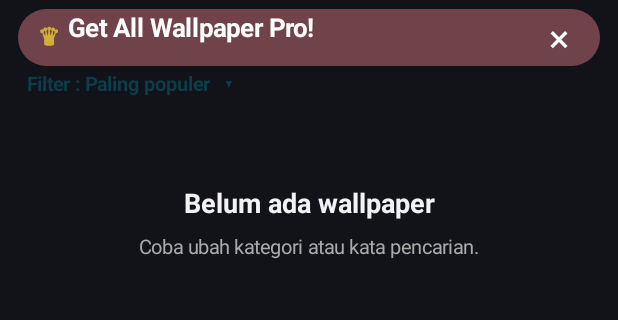
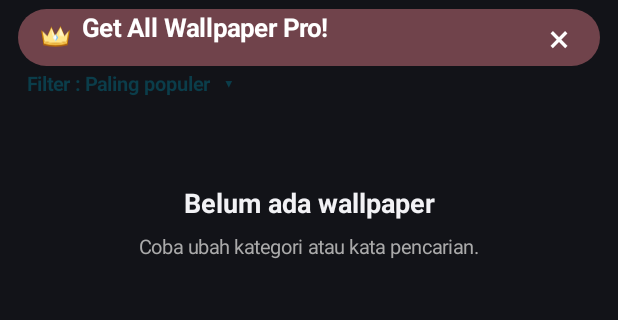
Before and after one commit to Civamel/UHD-Wallpaper, an Android app: the screen it shows after launch (MainActivity), after a tap on an icon or button, on a phone screen of 412 x 824 dp, the part 149-469 px from its top. Run offline under Robolectric (Android 15) with nearby library versions, the phone set to English and light mode, and no system bars; our stand-ins replace Firebase (no records; nobody signed in at launch, a user with empty details on screens opened directly); 5 statements that could not run were skipped; 3 other taps on this screen came first.

Commit message:
Reduce gem icon and apply premium crown to Pro markers

```diff
--- a/app/src/main/java/com/civamel/ultrahdwallpaper/MainActivity.kt
+++ b/app/src/main/java/com/civamel/ultrahdwallpaper/MainActivity.kt
@@ -681,7 +681,7 @@ class MainActivity : Activity() {
         val root = LinearLayout(this@MainActivity).apply { orientation = LinearLayout.VERTICAL; setBackgroundColor(pageBg) }
         val header = LinearLayout(this@MainActivity).apply { orientation = LinearLayout.HORIZONTAL; gravity = Gravity.CENTER_VERTICAL; setPadding(dp(15),dp(6),dp(12),dp(5)); setBackgroundColor(panelSurface) }
         header.addView(text(if (showOnlyFavorites) "Favorit (${favorites.size})" else "Ultra HD Wallpaper",25,pageText,true).apply { if (!showOnlyFavorites) textSize = 11f }, LinearLayout.LayoutParams(0,dp(38),1f))
-        if (!showOnlyFavorites) header.addView(animatedDiamond(dp(42)))
+        if (!showOnlyFavorites) header.addView(animatedDiamond(dp(38)))
         listOf("☾","⌕","♡","⚙").forEachIndexed { i,glyph ->
             val icon = modernIcon(glyph, 40)
             icon.contentDescription = listOf("Tema","Cari","Favorit","Pengaturan")[i]
@@ -714,7 +714,7 @@ class MainActivity : Activity() {
         val content=LinearLayout(this@MainActivity).apply { orientation=LinearLayout.VERTICAL; setBackgroundColor(pageBg) }
         if(promoVisible) {
             val promo=LinearLayout(this@MainActivity).apply { orientation=LinearLayout.HORIZONTAL; gravity=Gravity.CENTER_VERTICAL; setPadding(dp(14),0,dp(12),0); background=rounded(0xff70434b.toInt(),28) }
-            promo.addView(text("♛",15,0xffD4AF37.toInt(),true).apply { gravity=Gravity.CENTER_VERTICAL; setPadding(0,0,dp(7),0) },LinearLayout.LayoutParams(-2,dp(36)))
+            promo.addView(ImageView(this@MainActivity).apply { setImageResource(R.drawable.crown_premium); scaleType=ImageView.ScaleType.FIT_CENTER; setPadding(0,0,dp(7),0); contentDescription="Pro" },LinearLayout.LayoutParams(dp(29),dp(36)))
             promo.addView(text("Get All Wallpaper Pro!",17,Color.WHITE,true),LinearLayout.LayoutParams(0,dp(36),1f))
             promo.addView(text("×",25,Color.WHITE,false).apply { gravity=Gravity.CENTER; setOnClickListener { promoVisible=false; buildHome() } },LinearLayout.LayoutParams(dp(30),dp(34)))
             val pp=LinearLayout.LayoutParams(-1,dp(38)); pp.setMargins(dp(12),dp(6),dp(12),dp(2)); content.addView(promo,pp)
@@ -892,7 +892,7 @@ class MainActivity : Activity() {
                     }
                 }
             }
-            if(index%5==1) cell.addView(text("♛",16,0xffD4AF37.toInt(),true).apply { gravity=Gravity.TOP or Gravity.END; setPadding(dp(5),dp(4),dp(8),0) })
+            if(index%5==1) cell.addView(ImageView(this@MainActivity).apply { setImageResource(R.drawable.crown_premium); scaleType=ImageView.ScaleType.FIT_CENTER; setPadding(dp(5),dp(4),dp(8),0); contentDescription="Pro" },FrameLayout.LayoutParams(dp(28),dp(28),Gravity.TOP or Gravity.END))
             val params=GridLayout.LayoutParams().apply { width=tileWidthPx; height=tileHeightPx; setMargins(dp(2),dp(2),dp(2),dp(2)) }
             grid.addView(cell,params)
         }
```
